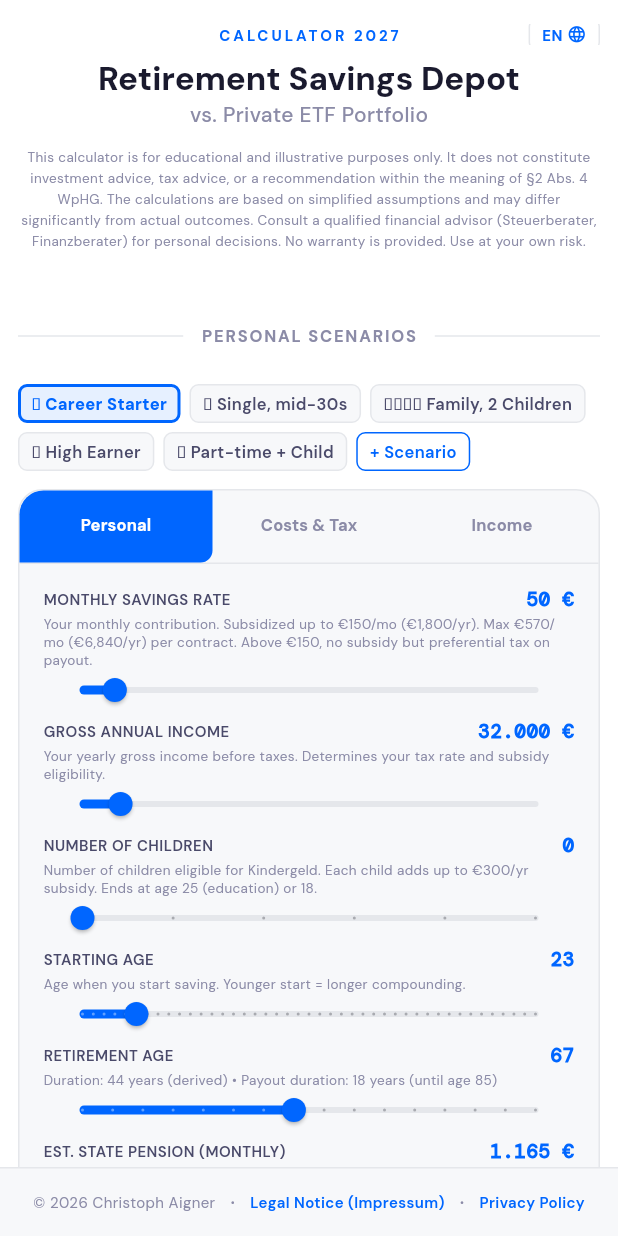
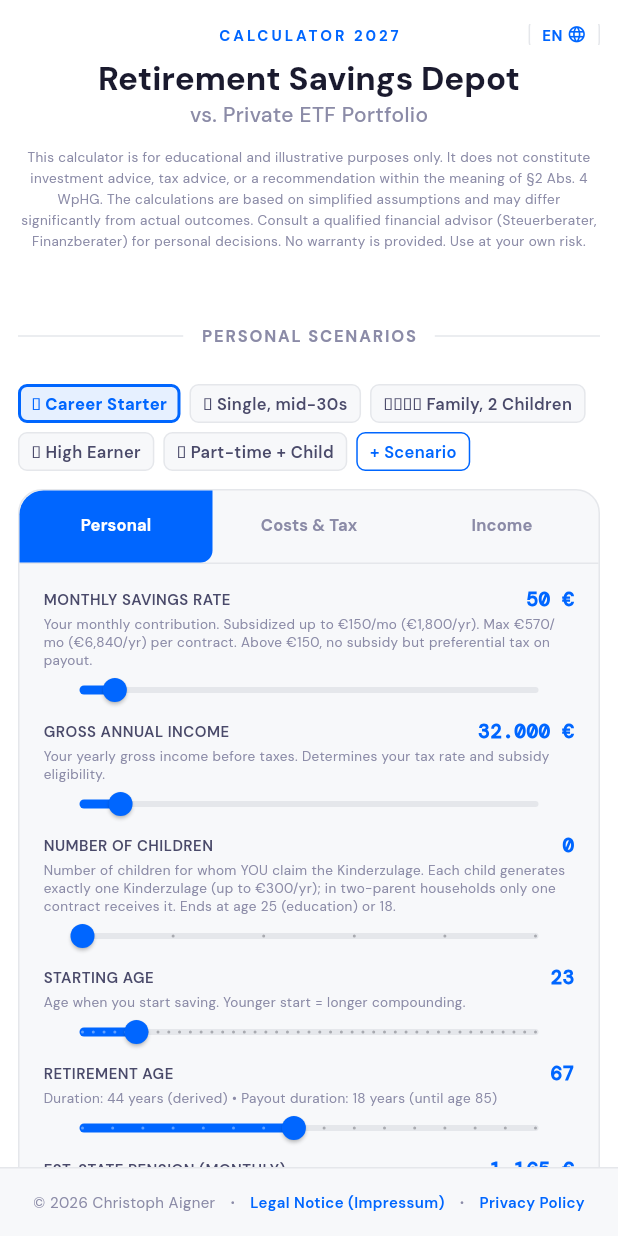
Before and after one commit to chraig/de_altersvorsorge_depot, a Flutter app: the screen it shows after launch, after a tap on "DE", on a phone screen of 412 x 824 dp. Run offline on Flutter 3.47's test engine with Material 3 defaults, Android fonts, the phone set to English and light mode, and no system bars; our stand-ins replace fl_chart, flutter_bloc, go_router, google_fonts.

Commit message:
Clarify payout-phase labels and surface Kinderzulage single-claimant assumption
Frontend labels were misleading because they hid the distinction between
"capital at retirement" (snapshot at end of savings) and "lifetime payout"
(cumulative cash out, including compounding during the 18 years). Renames:

- Section header for the snapshot at retirement:
  "Endkapital (gesamt)" / "Final Capital (total)" →
  "Kapital bei Rentenbeginn" / "Capital at Retirement"

- Section header for the lifetime payout block:
  "Gesamtauszahlung (über 18 Jahre)" → "Gesamtauszahlung (Alter 67–85)"
  "Total Payout (over 18 years)" → "Total Payout (age 67–85)"
  Signature changed from bdLifetimeTotal(years) to (fromAge, toAge);
  the actual age range is filled in from the scenario.

- Lifetime gross/net rows (these are cumulative cash flows OUT of the
  depot, not depot values, so "Depot vor/nach Steuer" was confusing):
  "Depot vor Steuer (gesamt)" / "Depot before tax (total)" →
  "Bruttoauszahlung gesamt" / "Total gross payout"
  "Depot nach Steuer (gesamt)" / "Depot after tax (total)" →
  "Nettoauszahlung gesamt" / "Total net payout"

- tipFinalCapital text updated to reference the new "Bruttoauszahlung
  gesamt" / "Total gross payout" wording.

Also: surface the Kinderzulage single-claimant assumption (each child
generates exactly one Zulage, awarded to one parent — Riester precedent
§85 EStG; final allocation rule for the AV-Depot pending). The formula
calcKinderzulage is unchanged. Where:

- hintChildren and tipKinderzulage now explicitly say "enter the children
  for whom YOU claim the Kinderzulage" and warn about double-counting in
  two-parent households.
- RESEARCH.md §2.2 gets a new "Single-claimant assumption (parent count)"
  subsection explaining the legal context, when the calculator's formula
  is correct, and where to update if the final §89 Abs. 2 EStG-E text
  deviates (one-line change in subsidy_module.dart).

```diff
--- a/lib/core/l10n/app_strings.dart
+++ b/lib/core/l10n/app_strings.dart
@@ -134,10 +134,10 @@ abstract class AppStrings {
   String get bdEffectiveTaxRateEtfFormula;
   String get bdTaxOnPayoutYr;
   String get bdUngefTreatment;
-  String bdLifetimeTotal(int years);
+  String bdLifetimeTotal(int fromAge, int toAge);
   String get bdTotalTaxPaid;
-  String get bdDepotBeforeTax;
-  String get bdDepotAfterTax;
+  String get bdGrossPayoutTotal;
+  String get bdNetPayoutTotal;
   String get bdContribTaxFree;
   String get bdContribTaxFreeAV;
   String get bdMonthlyNet;
@@ -390,7 +390,7 @@ class StringsEn extends AppStrings {
   String payoutDurationHint(int years) => 'Payout duration: $years years (until age 85)';
   String get hintMonthlySavings => 'Your monthly contribution. Subsidized up to €150/mo (€1,800/yr). Max €570/mo (€6,840/yr) per contract. Above €150, no subsidy but preferential tax on payout.';
   String get hintGrossSalary => 'Your yearly gross income before taxes. Determines your tax rate and subsidy eligibility.';
-  String get hintChildren => 'Number of children eligible for Kindergeld. Each child adds up to €300/yr subsidy. Ends at age 25 (education) or 18.';
+  String get hintChildren => 'Number of children for whom YOU claim the Kinderzulage. Each child generates exactly one Kinderzulage (up to €300/yr); in two-parent households only one contract receives it. Ends at age 25 (education) or 18.';
   String childAgeLabel(int index) => 'Age of child ${index + 1}';
   String get hintChildAge => 'Current age. Kinderzulage ends when child turns 25 (in education) or 18.';
   String get childStudyYes => 'Education (until 25)';
@@ -458,7 +458,7 @@ class StringsEn extends AppStrings {
   String get bdTotalSubsidies => 'Total subsidies';
   String get bdTaxRefundTotal => 'Tax refund total (→ bank)';
   String get bdTotalIntoDepot => 'Total into depot';
-  String get bdFinalCapital => 'Final Capital (total)';
+  String get bdFinalCapital => 'Capital at Retirement';
   String get bdOwnContrib => 'thereof own contributions';
   String get bdSubsidiesReceived => 'thereof subsidies';
   String get bdCapGains => 'thereof capital gains';
@@ -486,10 +486,10 @@ class StringsEn extends AppStrings {
   String get bdEffectiveTaxRateEtfFormula => '25% KapESt + 5.5% Soli';
   String get bdTaxOnPayoutYr => 'Tax on depot payout/yr';
   String get bdUngefTreatment => 'Ungefördert treatment';
-  String bdLifetimeTotal(int years) => 'Total Payout (over $years years)';
+  String bdLifetimeTotal(int fromAge, int toAge) => 'Total Payout (age $fromAge–$toAge)';
   String get bdTotalTaxPaid => 'Total tax paid';
-  String get bdDepotBeforeTax => 'Depot before tax (total)';
-  String get bdDepotAfterTax => 'Depot after tax (total)';
+  String get bdGrossPayoutTotal => 'Total gross payout';
+  String get bdNetPayoutTotal => 'Total net payout';
   String get bdContribTaxFree => 'Contributions returned tax-free';
   String get bdContribTaxFreeAV => 'No';
   String get bdMonthlyNet => 'Monthly Net from Depot';
@@ -512,14 +512,14 @@ class StringsEn extends AppStrings {
 
   // Info Tooltips
   String get tipGrundzulage => 'Government matches your contributions: 50% on the first €360/yr and 25% on €361–1,800/yr. Maximum €540/yr. Goes directly into your depot.';
-  String get tipKinderzulage => 'Up to €300/child/year (1:1 match from €25/mo). Child must be kindergeldberechtigt — ends at age 25 (in education) or 18. Subsidy stops when the child ages out.';
+  String get tipKinderzulage => 'Up to €300/child/year (1:1 match from €25/mo). Child must be kindergeldberechtigt — ends at age 25 (in education) or 18. Each child generates exactly one Kinderzulage; in two-parent households, only one of the two contracts receives it (single-claimant assumption per Riester precedent §85 EStG; final allocation rule for the AV-Depot pending). Enter the number of children for whom YOU are the claiming parent.';
   String get tipBerufseinsteigerbonus => 'One-time €200 bonus in your first contract year if you are under 25. No ongoing payments — just the first year.';
   String get tipGuenstigerpruefung => 'The tax office automatically checks: is the tax deduction on your contributions worth more than the subsidies? If yes, you get the difference as a tax refund — but to your bank account, NOT into the depot.';
   String get tipGefoerdert => 'Subsidized contributions (up to €1,800/yr): grow tax-free, but the ENTIRE payout in retirement is taxed at your income tax rate (nachgelagerte Besteuerung).';
   String get tipUngefoerdert => 'Unsubsidized contributions (above €1,800/yr): no subsidies, but still tax-free growth during savings. Payout taxed under Ertragsanteilbesteuerung (§22 Nr. 1 Satz 3a EStG): only 17% of each payout is taxed at your income rate (assumes age-67 entry).';
   String get tipVorabpauschale => 'Annual tax on unrealized ETF gains, calculated from the Basiszins (ECB reference rate). Simplified here as a fixed drag on returns. Does NOT apply inside the AV-Depot.';
   String get tipTeilfreistellung => '30% of your ETF gains are tax-exempt — but only for Aktienfonds (equity funds with >50% equity per §2 Abs. 6 InvStG). Mischfonds get 15%, Immobilienfonds 60–80%, and bond/money-market ETFs get 0%. The calculator assumes a pure equity ETF.';
-  String get tipFinalCapital => 'Capital at retirement (end of savings phase). The depot is fully paid out as a monthly Auszahlplan over the payout phase. During those years the depot keeps compounding at the same return, so the total amount you receive over the whole payout phase (Depot before tax, below) is HIGHER than this Endkapital.';
+  String get tipFinalCapital => 'Capital at retirement (end of savings phase). The depot is fully paid out as a monthly Auszahlplan over the payout phase. During those years the depot keeps compounding at the same return, so the total amount you receive over the whole payout phase (Total gross payout, below) is HIGHER than this capital.';
 
   String avYieldsMore(String amount) => 'AV-Depot yields $amount more.';
   String etfYieldsMore(String amount) => 'ETF Portfolio yields $amount more.';
@@ -799,7 +799,7 @@ class StringsDe extends AppStrings {
   String payoutDurationHint(int years) => 'Auszahlungsdauer: $years Jahre (bis Alter 85)';
   String get hintMonthlySavings => 'Ihr monatlicher Beitrag. Gefördert bis 150 €/Mt (1.800 €/J). Max 570 €/Mt (6.840 €/J) pro Vertrag. Über 150 € keine Zulage, aber begünstigte Besteuerung bei Auszahlung.';
   String get hintGrossSalary => 'Ihr jährliches Bruttoeinkommen vor Steuern. Bestimmt Ihren Steuersatz und die Förderberechtigung.';
-  String get hintChildren => 'Anzahl kindergeldberechtigter Kinder. Jedes Kind bringt bis zu 300 €/Jahr Zulage. Endet mit 25 (Ausbildung) oder 18.';
+  String get hintChildren => 'Anzahl der Kinder, für die SIE die Kinderzulage beanspruchen. Jedes Kind erzeugt genau eine Kinderzulage (bis 300 €/Jahr); bei zwei Eltern erhält nur ein Vertrag die Zulage je Kind. Endet mit 25 (Ausbildung) oder 18.';
   String childAgeLabel(int index) => 'Alter Kind ${index + 1}';
   String get hintChildAge => 'Aktuelles Alter. Kinderzulage endet, wenn das Kind 25 (in Ausbildung) oder 18 wird.';
   String get childStudyYes => 'Ausbildung (bis 25)';
@@ -863,7 +863,7 @@ class StringsDe extends AppStrings {
   String get bdTotalSubsidies => 'Zulagen gesamt';
   String get bdTaxRefundTotal => 'Steuererstattung gesamt (→ Bank)';
   String get bdTotalIntoDepot => 'Ins Depot gesamt';
-  String get bdFinalCapital => 'Endkapital (gesamt)';
+  String get bdFinalCapital => 'Kapital bei Rentenbeginn';
   String get bdOwnContrib => 'davon Eigenbeiträge';
   String get bdSubsidiesReceived => 'davon Zulagen';
   String get bdCapGains => 'davon Kapitalerträge';
@@ -891,10 +891,10 @@ class StringsDe extends AppStrings {
   String get bdEffectiveTaxRateEtfFormula => '25 % KapESt + 5,5 % Soli';
   String get bdTaxOnPayoutYr => 'Steuer auf Depotauszahlung/J';
   String get bdUngefTreatment => 'Besteuerung ungefördert';
-  String bdLifetimeTotal(int years) => 'Gesamtauszahlung (über $years Jahre)';
+  String bdLifetimeTotal(int fromAge, int toAge) => 'Gesamtauszahlung (Alter $fromAge–$toAge)';
   String get bdTotalTaxPaid => 'Steuer gesamt';
-  String get bdDepotBeforeTax => 'Depot vor Steuer (gesamt)';
-  String get bdDepotAfterTax => 'Depot nach Steuer (gesamt)';
+  String get bdGrossPayoutTotal => 'Bruttoauszahlung gesamt';
+  String get bdNetPayoutTotal => 'Nettoauszahlung gesamt';
   String get bdContribTaxFree => 'Beiträge steuerfrei zurück';
   String get bdContribTaxFreeAV => 'Nein';
   String get bdMonthlyNet => 'Monatlich netto aus Depot';
@@ -916,14 +916,14 @@ class StringsDe extends AppStrings {
   String get hintAssumptions => 'Diese Optionen beeinflussen die Berechnung, hängen aber von individuellen Umständen ab.';
 
   String get tipGrundzulage => 'Der Staat bezuschusst Ihre Beiträge: 50 % auf die ersten 360 €/J und 25 % auf 361–1.800 €/J. Maximum 540 €/J. Fließt direkt ins Depot.';
-  String get tipKinderzulage => 'Bis 300 €/Kind/Jahr (1:1 ab 25 €/Mt). Kind muss kindergeldberechtigt sein — endet mit 25 (in Ausbildung) oder 18. Zulage entfällt danach.';
+  String get tipKinderzulage => 'Bis 300 €/Kind/Jahr (1:1 ab 25 €/Mt). Kind muss kindergeldberechtigt sein — endet mit 25 (in Ausbildung) oder 18. Jedes Kind erzeugt genau eine Kinderzulage; bei zwei Eltern erhält nur ein Vertrag die Zulage je Kind (Annahme nach Riester-Vorgang §85 EStG; finale Zuordnungsregel für das AV-Depot noch ausstehend). Bitte Anzahl der Kinder eintragen, für die SIE der bezugsberechtigte Elternteil sind.';
   String get tipBerufseinsteigerbonus => 'Einmaliger Bonus von 200 € im ersten Vertragsjahr, wenn Sie unter 25 sind. Keine laufenden Zahlungen — nur im ersten Jahr.';
   String get tipGuenstigerpruefung => 'Das Finanzamt prüft automatisch: Bringt der Sonderausgabenabzug auf Ihre Beiträge mehr als die Zulagen? Wenn ja, erhalten Sie die Differenz als Steuererstattung — aber auf Ihr Bankkonto, NICHT ins Depot.';
   String get tipGefoerdert => 'Geförderte Beiträge (bis 1.800 €/J): Wachsen steuerfrei, aber die GESAMTE Auszahlung im Ruhestand wird mit Einkommensteuer besteuert (nachgelagerte Besteuerung).';
   String get tipUngefoerdert => 'Ungeförderte Beiträge (über 1.800 €/J): Keine Zulagen, aber steuerfreies Wachstum in der Ansparphase. Auszahlung mit Ertragsanteilbesteuerung (§22 Nr. 1 Satz 3a EStG): nur 17 % der Auszahlung wird mit dem persönlichen Einkommensteuersatz versteuert (Annahme: Beginn mit 67).';
   String get tipVorabpauschale => 'Jährliche Steuer auf unrealisierte ETF-Gewinne, berechnet aus dem Basiszins (EZB-Referenzzins). Hier vereinfacht als fester Abzug. Gilt NICHT im AV-Depot.';
   String get tipTeilfreistellung => '30 % Ihrer ETF-Gewinne sind steuerfrei — aber nur bei Aktienfonds (>50 % Kapitalbeteiligungen gem. §2 Abs. 6 InvStG). Mischfonds: 15 %, Immobilienfonds: 60–80 %, Anleihe-/Geldmarkt-ETFs: 0 %. Der Rechner unterstellt einen reinen Aktien-ETF.';
-  String get tipFinalCapital => 'Kapital bei Renteneintritt (Ende Sparphase). Das Depot wird über die Auszahlphase als monatlicher Auszahlplan vollständig ausgezahlt. Während dieser Zeit wächst das Depot weiter mit derselben Rendite — die Gesamtsumme über die Auszahlphase (Depot vor Steuer, siehe unten) ist daher HÖHER als dieses Endkapital.';
+  String get tipFinalCapital => 'Kapital bei Renteneintritt (Ende Sparphase). Das Depot wird über die Auszahlphase als monatlicher Auszahlplan vollständig ausgezahlt. Während dieser Zeit wächst das Depot weiter mit derselben Rendite — die Gesamtsumme über die Auszahlphase (Bruttoauszahlung gesamt, siehe unten) ist daher HÖHER als dieses Kapital.';
 
   String avYieldsMore(String amount) => 'AV-Depot bringt $amount mehr.';
   String etfYieldsMore(String amount) => 'ETF-Depot bringt $amount mehr.';
--- a/lib/features/calculator/pages/calculator_page.dart
+++ b/lib/features/calculator/pages/calculator_page.dart
@@ -875,8 +875,8 @@ class _CalculationBreakdownState extends State<_CalculationBreakdown> with Ticke
       if (jbUngef > 0) _pair(s.bdUngefTreatment, 'Ertragsanteil 17%', '—', tip: s.tipUngefoerdert),
       _dv(),
 
-      _h(s.bdLifetimeTotal(auszDauer)),
-      _pairFormula(s.bdDepotBeforeTax,
+      _h(s.bdLifetimeTotal(p.rentenalter, CalcConstants.payoutEndAge)),
+      _pairFormula(s.bdGrossPayoutTotal,
         Fmt.eur(av.monatlicheAuszahlung * months), Fmt.eur(etf.bruttoMonatlich * months), bold: true,
         avFormula: '= ${Fmt.eur(av.monatlicheAuszahlung)}/mo × $months mo (depot keeps compounding)',
         etfFormula: '= ${Fmt.eur(etf.bruttoMonatlich)}/mo × $months mo (depot keeps compounding)'),
@@ -884,7 +884,7 @@ class _CalculationBreakdownState extends State<_CalculationBreakdown> with Ticke
         Fmt.eur(avTaxPerMonth * auszDauer * 12), Fmt.eur(etf.steuerAufGewinn), bold: true,
         avFormula: '= ${Fmt.eur(avTaxPerMonth * 12)}/yr × $auszDauer yr',
         etfFormula: '= ${Fmt.eur(etf.gewinn)} × 70% × ${Fmt.pct(costs.abgeltungssteuersatz)}'),
-      _pairFormula(s.bdDepotAfterTax,
+      _pairFormula(s.bdNetPayoutTotal,
         Fmt.eur(av.nettoMonatlich * auszDauer * 12), Fmt.eur(etf.nachSteuer), bold: true,
         avFormula: '= ${Fmt.eur(av.monatlicheAuszahlung * months)} − ${Fmt.eur(avTaxPerMonth * months)}',
         etfFormula: '= ${Fmt.eur(etf.bruttoMonatlich * months)} − ${Fmt.eur(etfSaleTaxLifetime)}'),
```
Also changed, not shown: 1 other file.
